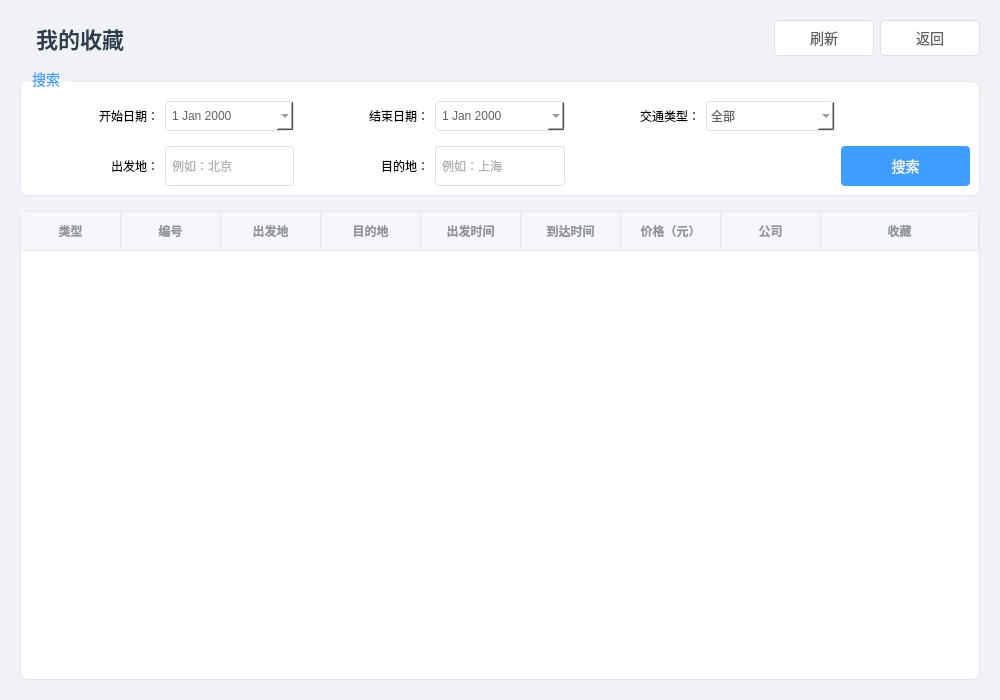
howbirdfly/FlightServer, file Flight/favorite_dialog.ui: the form before one commit.
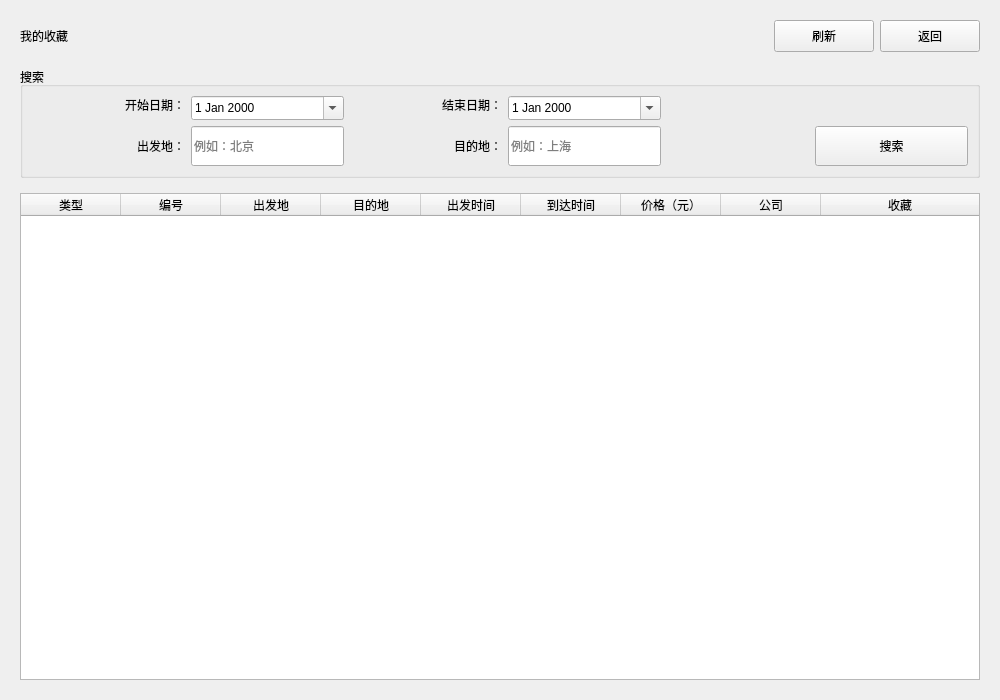
The form after the commit. Icons and pictures are not drawn.

```diff
--- a/Flight/favorite_dialog.ui
+++ b/Flight/favorite_dialog.ui
@@ -13,106 +13,6 @@
   <property name="windowTitle">
    <string>我的收藏夹</string>
   </property>
-  <property name="styleSheet">
-   <string notr="true">/* 全局背景和字体 */
-QWidget#favorite_dialog {
-    background-color: #f0f2f5;
-    font-family: &quot;Microsoft YaHei&quot;, &quot;Segoe UI&quot;, sans-serif;
-}
-
-/* 标题样式 */
-QLabel#label_title {
-    color: #2c3e50;
-    font-size: 22px;
-    font-weight: bold;
-    padding-left: 10px;
-}
-
-/* 顶部按钮通用样式 */
-QPushButton {
-    background-color: #ffffff;
-    border: 1px solid #dcdfe6;
-    border-radius: 4px;
-    color: #606266;
-    padding: 6px 16px;
-    font-size: 14px;
-}
-
-QPushButton:hover {
-    background-color: #ecf5ff;
-    color: #409eff;
-    border-color: #c6e2ff;
-}
-
-QPushButton:pressed {
-    background-color: #d9ecff;
-    border-color: #409eff;
-}
-
-/* 特殊按钮样式：搜索按钮（强调色） */
-QPushButton#searchBtn {
-    background-color: #409eff;
-    color: white;
-    border: none;
-}
-QPushButton#searchBtn:hover {
-    background-color: #66b1ff;
-}
-QPushButton#searchBtn:pressed {
-    background-color: #3a8ee6;
-}
-
-/* 分组框（搜索区域）样式 */
-QGroupBox {
-    background-color: #ffffff;
-    border: 1px solid #e4e7ed;
-    border-radius: 8px;
-    margin-top: 10px;
-    padding-top: 10px;
-    font-size: 14px;
-    color: #303133;
-}
-QGroupBox::title {
-    subcontrol-origin: margin;
-    subcontrol-position: top left;
-    padding: 0 10px;
-    color: #409eff;
-    font-weight: bold;
-}
-
-/* 输入框和下拉框样式 */
-QLineEdit, QDateEdit, QComboBox {
-    border: 1px solid #dcdfe6;
-    border-radius: 4px;
-    padding: 4px;
-    color: #606266;
-    background-color: #fff;
-    min-height: 20px;
-}
-QLineEdit:focus, QDateEdit:focus, QComboBox:focus {
-    border-color: #409eff;
-}
-
-/* 表格样式 */
-QTableWidget {
-    background-color: #ffffff;
-    border: 1px solid #e4e7ed;
-    border-radius: 8px;
-    gridline-color: #ebeef5;
-    selection-background-color: #ecf5ff;
-    selection-color: #303133;
-    font-size: 14px;
-}
-QHeaderView::section {
-    background-color: #f5f7fa;
-    color: #909399;
-    padding: 8px;
-    border: none;
-    border-bottom: 1px solid #e4e7ed;
-    border-right: 1px solid #e4e7ed;
-    font-weight: bold;
-}</string>
-  </property>
   <layout class="QVBoxLayout" name="verticalLayout_main">
    <property name="spacing">
     <number>15</number>
@@ -205,35 +105,6 @@
       <string>搜索</string>
      </property>
      <layout class="QGridLayout" name="gridLayout">
-      <property name="verticalSpacing">
-       <number>15</number>
-      </property>
-      <item row="1" column="3">
-       <widget class="QLineEdit" name="lineEdit_arr">
-        <property name="sizePolicy">
-         <sizepolicy hsizetype="Preferred" vsizetype="Preferred">
-          <horstretch>0</horstretch>
-          <verstretch>0</verstretch>
-         </sizepolicy>
-        </property>
-        <property name="placeholderText">
-         <string>例如：上海</string>
-        </property>
-       </widget>
-      </item>
-      <item row="0" column="1">
-       <widget class="QDateEdit" name="dateEdit_begin">
-        <property name="sizePolicy">
-         <sizepolicy hsizetype="Preferred" vsizetype="Preferred">
-          <horstretch>0</horstretch>
-          <verstretch>0</verstretch>
-         </sizepolicy>
-        </property>
-        <property name="calendarPopup">
-         <bool>true</bool>
-        </property>
-       </widget>
-      </item>
       <item row="0" column="0">
        <widget class="QLabel" name="label_datebegin">
         <property name="text">
@@ -244,20 +115,30 @@
         </property>
        </widget>
       </item>
-      <item row="0" column="4">
-       <widget class="QLabel" name="label_type">
-        <property name="acceptDrops">
-         <bool>false</bool>
+      <item row="0" column="1" rowspan="2">
+       <widget class="QDateEdit" name="dateEdit_begin">
+        <property name="sizePolicy">
+         <sizepolicy hsizetype="Preferred" vsizetype="Preferred">
+          <horstretch>0</horstretch>
+          <verstretch>0</verstretch>
+         </sizepolicy>
         </property>
+        <property name="calendarPopup">
+         <bool>true</bool>
+        </property>
+       </widget>
+      </item>
+      <item row="0" column="2">
+       <widget class="QLabel" name="label_dateend">
         <property name="text">
-         <string>交通类型：</string>
+         <string>结束日期：</string>
         </property>
         <property name="alignment">
-         <set>Qt::AlignRight|Qt::AlignTrailing|Qt::AlignVCenter</set>
+         <set>Qt::AlignmentFlag::AlignRight|Qt::AlignmentFlag::AlignTrailing|Qt::AlignmentFlag::AlignVCenter</set>
         </property>
        </widget>
       </item>
-      <item row="0" column="3">
+      <item row="0" column="3" rowspan="2">
        <widget class="QDateEdit" name="dateEdit_end">
         <property name="sizePolicy">
          <sizepolicy hsizetype="Preferred" vsizetype="Preferred">
@@ -270,7 +151,33 @@
         </property>
        </widget>
       </item>
-      <item row="1" column="1">
+      <item row="1" column="4" rowspan="2">
+       <spacer name="horizontalSpacer">
+        <property name="orientation">
+         <enum>Qt::Orientation::Horizontal</enum>
+        </property>
+        <property name="sizeType">
+         <enum>QSizePolicy::Policy::Minimum</enum>
+        </property>
+        <property name="sizeHint" stdset="0">
+         <size>
+          <width>148</width>
+          <height>20</height>
+         </size>
+        </property>
+       </spacer>
+      </item>
+      <item row="2" column="0">
+       <widget class="QLabel" name="label_dep">
+        <property name="text">
+         <string>出发地：</string>
+        </property>
+        <property name="alignment">
+         <set>Qt::AlignmentFlag::AlignRight|Qt::AlignmentFlag::AlignTrailing|Qt::AlignmentFlag::AlignVCenter</set>
+        </property>
+       </widget>
+      </item>
+      <item row="2" column="1">
        <widget class="QLineEdit" name="lineEdit_dep">
         <property name="sizePolicy">
          <sizepolicy hsizetype="Preferred" vsizetype="Preferred">
@@ -283,37 +190,7 @@
         </property>
        </widget>
       </item>
-      <item row="0" column="5">
-       <widget class="QComboBox" name="comboBox_type">
-        <property name="sizePolicy">
-         <sizepolicy hsizetype="Preferred" vsizetype="Preferred">
-          <horstretch>0</horstretch>
-          <verstretch>0</verstretch>
-         </sizepolicy>
-        </property>
-        <item>
-         <property name="text">
-          <string>全部</string>
-         </property>
-        </item>
-        <item>
-         <property name="text">
-          <string>飞机</string>
-         </property>
-        </item>
-        <item>
-         <property name="text">
-          <string>火车</string>
-         </property>
-        </item>
-        <item>
-         <property name="text">
-          <string>汽车</string>
-         </property>
-        </item>
-       </widget>
-      </item>
-      <item row="1" column="2">
+      <item row="2" column="2">
        <widget class="QLabel" name="label_arr">
         <property name="text">
          <string>目的地：</string>
@@ -323,27 +200,20 @@
         </property>
        </widget>
       </item>
-      <item row="1" column="0">
-       <widget class="QLabel" name="label_dep">
-        <property name="text">
-         <string>出发地：</string>
+      <item row="2" column="3">
+       <widget class="QLineEdit" name="lineEdit_arr">
+        <property name="sizePolicy">
+         <sizepolicy hsizetype="Preferred" vsizetype="Preferred">
+          <horstretch>0</horstretch>
+          <verstretch>0</verstretch>
+         </sizepolicy>
         </property>
-        <property name="alignment">
-         <set>Qt::AlignRight|Qt::AlignTrailing|Qt::AlignVCenter</set>
+        <property name="placeholderText">
+         <string>例如：上海</string>
         </property>
        </widget>
       </item>
-      <item row="0" column="2">
-       <widget class="QLabel" name="label_dateend">
-        <property name="text">
-         <string>结束日期：</string>
-        </property>
-        <property name="alignment">
-         <set>Qt::AlignRight|Qt::AlignTrailing|Qt::AlignVCenter</set>
-        </property>
-       </widget>
-      </item>
-      <item row="1" column="6">
+      <item row="2" column="5">
        <widget class="QPushButton" name="searchBtn">
         <property name="sizePolicy">
          <sizepolicy hsizetype="Preferred" vsizetype="Preferred">
```
Left out of the diff: 12 changed lines with no effect on the pictures.
